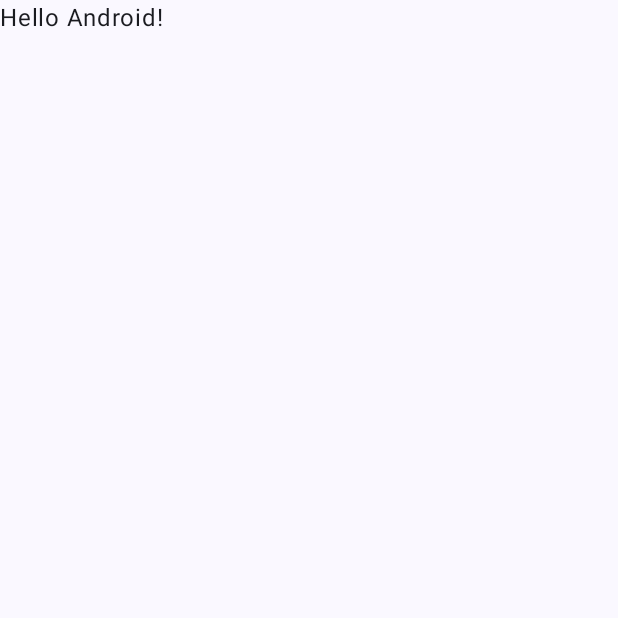
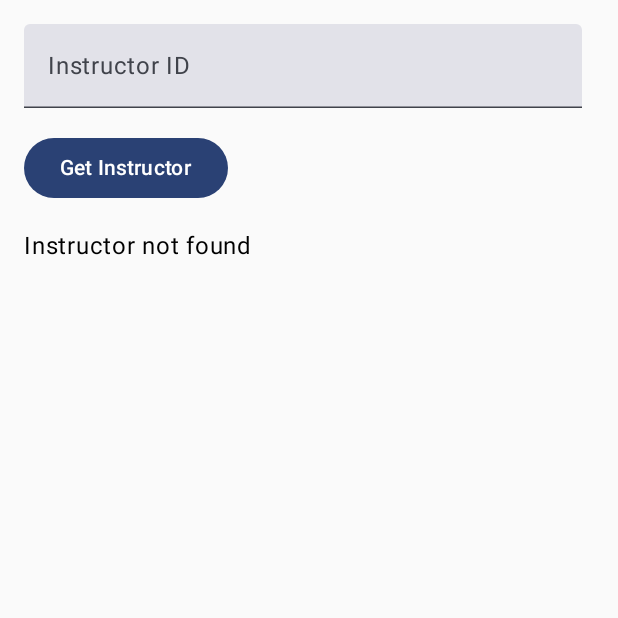
Before and after one commit to alperencitak/School-Information-System, an Android app built with Jetpack Compose: the screen it shows after launch (MainActivity), on a phone screen of 412 x 824 dp, the top half of it. Before the commit the part shown is almost empty. Run offline under Robolectric (Android 15) with nearby library versions, the phone set to English and light mode, and no system bars; our stand-ins replace Dagger/Hilt's generated code.

Commit message:
Spring boot and ktor connection has been made

```diff
--- a/client/app/src/main/AndroidManifest.xml
+++ b/client/app/src/main/AndroidManifest.xml
@@ -1,6 +1,9 @@
 <?xml version="1.0" encoding="utf-8"?>
 <manifest xmlns:android="http://schemas.android.com/apk/res/android"
     xmlns:tools="http://schemas.android.com/tools">
+
+    <uses-permission android:name="android.permission.INTERNET"/>
+    <uses-permission android:name="android.permission.ACCESS_NETWORK_STATE"/>
 
     <application
         android:allowBackup="true"
--- a/client/app/src/main/java/com/alperencitak/sis/MainActivity.kt
+++ b/client/app/src/main/java/com/alperencitak/sis/MainActivity.kt
@@ -4,14 +4,8 @@ import android.os.Bundle
 import androidx.activity.ComponentActivity
 import androidx.activity.compose.setContent
 import androidx.activity.enableEdgeToEdge
-import androidx.compose.foundation.layout.fillMaxSize
-import androidx.compose.foundation.layout.padding
-import androidx.compose.material3.Scaffold
-import androidx.compose.material3.Text
-import androidx.compose.runtime.Composable
-import androidx.compose.ui.Modifier
-import androidx.compose.ui.tooling.preview.Preview
 import com.alperencitak.sis.ui.theme.SisTheme
+import com.alperencitak.sis.view.InstructorScreen
 
 class MainActivity : ComponentActivity() {
     override fun onCreate(savedInstanceState: Bundle?) {
@@ -19,29 +13,8 @@ class MainActivity : ComponentActivity() {
         enableEdgeToEdge()
         setContent {
             SisTheme {
-                Scaffold(modifier = Modifier.fillMaxSize()) { innerPadding ->
-                    Greeting(
-                        name = "Android",
-                        modifier = Modifier.padding(innerPadding)
-                    )
-                }
+                InstructorScreen()
             }
         }
     }
 }
-
-@Composable
-fun Greeting(name: String, modifier: Modifier = Modifier) {
-    Text(
-        text = "Hello $name!",
-        modifier = modifier
-    )
-}
-
-@Preview(showBackground = true)
-@Composable
-fun GreetingPreview() {
-    SisTheme {
-        Greeting("Android")
-    }
-}
--- /dev/null
+++ b/client/app/src/main/java/com/alperencitak/sis/repository/InstructorRepository.kt
@@ -0,0 +1,23 @@
+package com.alperencitak.sis.repository
+
+import com.alperencitak.sis.model.Instructor
+import io.ktor.client.HttpClient
+import io.ktor.client.call.body
+import io.ktor.client.engine.cio.CIO
+import io.ktor.client.plugins.contentnegotiation.ContentNegotiation
+import io.ktor.client.request.get
+import io.ktor.serialization.kotlinx.json.json
+import kotlinx.serialization.json.Json
+import javax.inject.Inject
+
+class InstructorRepository @Inject constructor() {
+    private val client = HttpClient(CIO) {
+        install(ContentNegotiation){
+            json(Json { ignoreUnknownKeys = true })
+        }
+    }
+
+    suspend fun getInstructorById(id: Int): Instructor {
+        return client.get("http://10.0.2.2:8080/instructors/$id").body()
+    }
+}
--- /dev/null
+++ b/client/app/src/main/java/com/alperencitak/sis/view/InstructorScreen.kt
@@ -0,0 +1,74 @@
+package com.alperencitak.sis.view
+
+import androidx.compose.foundation.background
+import androidx.compose.foundation.layout.Column
+import androidx.compose.foundation.layout.Row
+import androidx.compose.foundation.layout.Spacer
+import androidx.compose.foundation.layout.fillMaxSize
+import androidx.compose.foundation.layout.fillMaxWidth
+import androidx.compose.foundation.layout.height
+import androidx.compose.foundation.layout.padding
+import androidx.compose.foundation.layout.width
+import androidx.compose.foundation.text.BasicTextField
+import androidx.compose.material3.Button
+import androidx.compose.material3.Text
+import androidx.compose.material3.TextField
+import androidx.compose.runtime.Composable
+import androidx.compose.runtime.collectAsState
+import androidx.compose.runtime.getValue
+import androidx.compose.runtime.mutableStateOf
+import androidx.compose.runtime.remember
+import androidx.compose.runtime.setValue
+import androidx.compose.ui.Modifier
+import androidx.compose.ui.focus.focusModifier
+import androidx.compose.ui.graphics.Color
+import androidx.compose.ui.tooling.preview.Preview
+import androidx.compose.ui.unit.dp
+import androidx.lifecycle.viewmodel.compose.viewModel
+import com.alperencitak.sis.repository.InstructorRepository
+import com.alperencitak.sis.viewmodel.InstructorViewModel
+
+@Composable
+fun InstructorScreen(){
+    val instructorViewModel: InstructorViewModel = remember { InstructorViewModel(InstructorRepository()) }
+    val instructor by instructorViewModel.instructor.collectAsState()
+
+    var id by remember { mutableStateOf("") }
+
+    Column(modifier = Modifier.fillMaxSize().padding(16.dp)) {
+        Row(modifier = Modifier.fillMaxWidth().padding(bottom = 16.dp)) {
+            TextField(
+                value = id,
+                onValueChange = { id = it },
+                modifier = Modifier.weight(1f),
+                label = { Text("Instructor ID") }
+            )
+            Spacer(modifier = Modifier.width(8.dp))
+        }
+        Button(onClick = {
+            instructorViewModel.getInstructorById(id.toInt())
+        }) {
+            Text("Get Instructor")
+        }
+        Spacer(modifier = Modifier.height(16.dp))
+
+        if(instructor != null){
+            Text(text = "Id: ${instructor?.instructorId}")
+            Text(text = "Fullname: ${instructor?.fullName}")
+            Text(text = "Title: ${instructor?.title}")
+            Text(text = "Email: ${instructor?.email}")
+            Text(text = "Department: ${instructor?.department}")
+        }else{
+            Text(text = "Instructor not found")
+        }
+    }
+}
+
+//@Preview(showBackground = true)
+//@Composable
+//fun PreviewInstructorScreen() {
+//    // Provide mock data for Preview
+//    InstructorScreen(instructorViewModel = InstructorViewModel(instructorRepository = InstructorRepository()).apply {
+//        getInstructorById(1)
+//    })
+//}
--- /dev/null
+++ b/client/app/src/main/java/com/alperencitak/sis/viewmodel/InstructorViewModel.kt
@@ -0,0 +1,30 @@
+package com.alperencitak.sis.viewmodel
+
+import androidx.lifecycle.ViewModel
+import androidx.lifecycle.viewModelScope
+import com.alperencitak.sis.model.Instructor
+import com.alperencitak.sis.repository.InstructorRepository
+import dagger.hilt.android.lifecycle.HiltViewModel
+import kotlinx.coroutines.flow.MutableStateFlow
+import kotlinx.coroutines.flow.StateFlow
+import kotlinx.coroutines.launch
+import javax.inject.Inject
+
+@HiltViewModel
+class InstructorViewModel @Inject constructor(
+    private val instructorRepository: InstructorRepository
+) : ViewModel() {
+
+    private val _instructor = MutableStateFlow<Instructor?>(null)
+    val instructor: StateFlow<Instructor?> = _instructor
+
+    fun getInstructorById(id: Int){
+        viewModelScope.launch {
+            try {
+                _instructor.value = instructorRepository.getInstructorById(id)
+            }catch (e: Exception) {
+                e.printStackTrace()
+            }
+        }
+    }
+}
```
Also changed, not shown: client/app/build.gradle.kts (+9 -3 lines), client/app/src/main/java/com/alperencitak/sis/model/Instructor.kt (added, +12 -0 lines), client/app/src/main/java/com/alperencitak/sis/model/UserInstructor.kt (added, +12 -0 lines).
